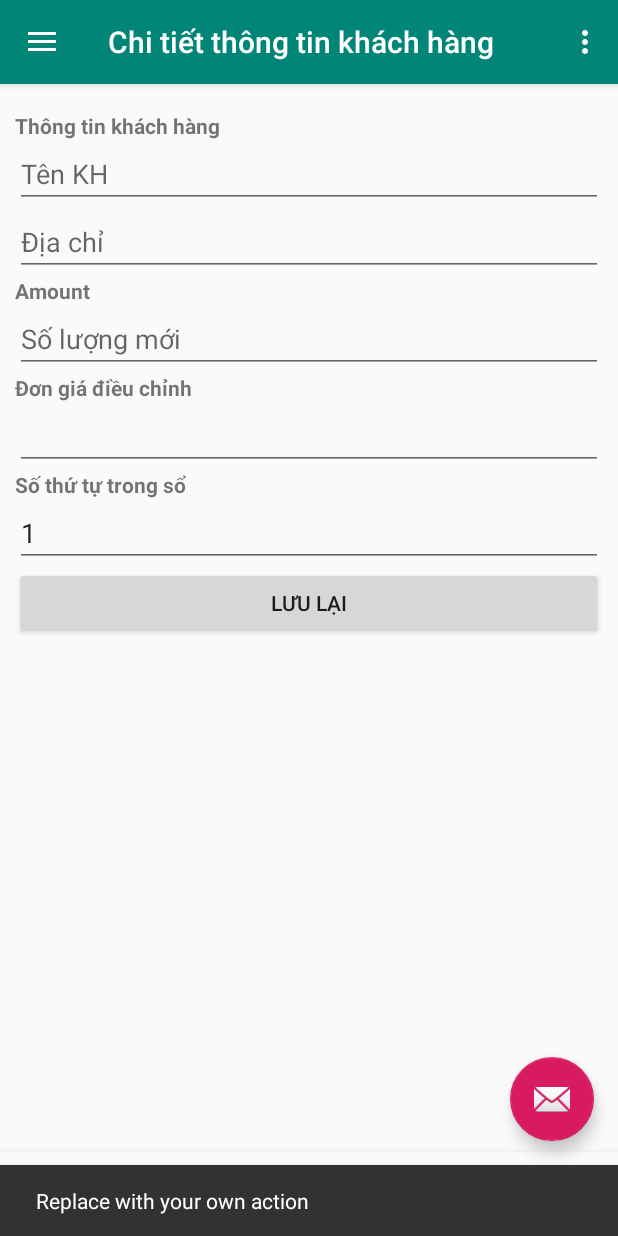
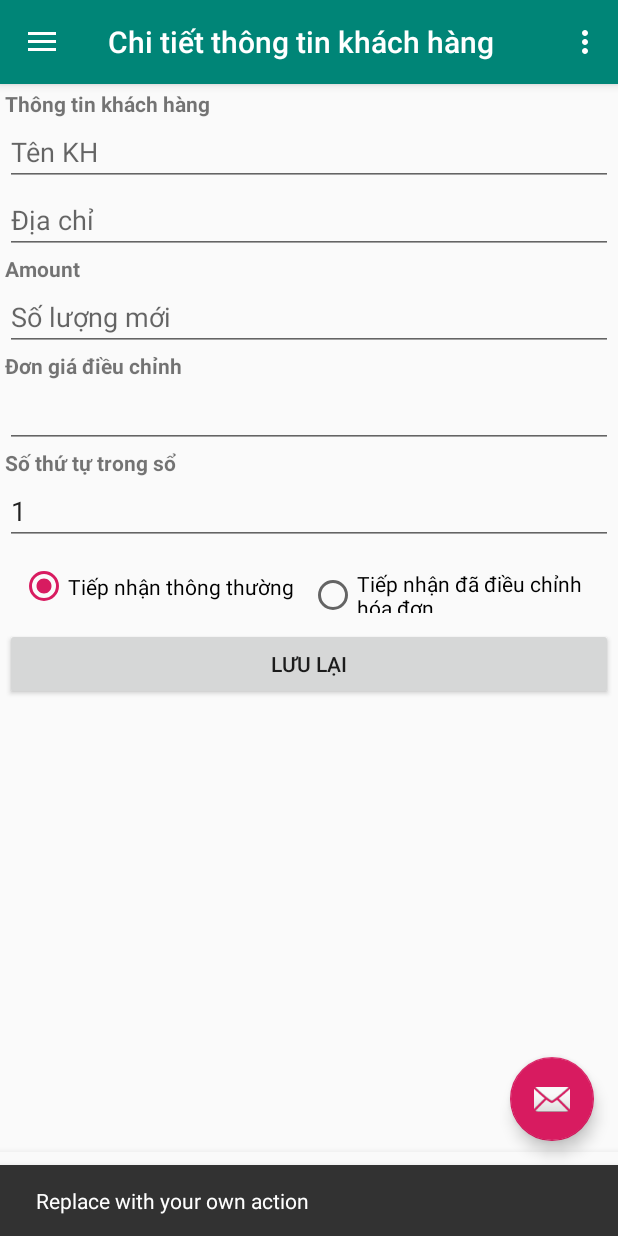
Before and after one commit to thanhvt/CCISApp, an Android app: the fragment AdjustInformationsFragment placed in its activity, after a tap on "LƯU LẠI", on a phone screen of 412 x 824 dp. Run offline under Robolectric (Android 15) with nearby library versions, the phone set to English and light mode, and no system bars; our stand-ins replace ButterKnife; 11 statements that could not run were skipped.

Commit message:
Change info

```diff
--- a/app/src/main/java/com/es/ccisapp/AdjustInformationsFragment.java
+++ b/app/src/main/java/com/es/ccisapp/AdjustInformationsFragment.java
@@ -7,25 +7,42 @@ import android.util.Log;
 import android.view.LayoutInflater;
 import android.view.View;
 import android.view.ViewGroup;
-import android.widget.TextView;
+import android.widget.EditText;
+import android.widget.RadioButton;
 import android.widget.Toast;
 
 import com.es.model.Bill_TaxInvoice;
+import com.es.model.Mobile_Adjust_Informations;
+import com.es.network.CCISDataService;
+import com.es.network.RetrofitInstance;
 
 import butterknife.BindView;
 import butterknife.ButterKnife;
 import butterknife.OnClick;
+import retrofit2.Call;
+import retrofit2.Callback;
+import retrofit2.Response;
 
 /**
  * A placeholder fragment containing a simple view.
  */
 public class AdjustInformationsFragment extends Fragment {
 
-    @BindView(R.id.txtTenKH)
-    TextView txtTenKH;
+    @BindView(R.id.edTenKH)
+    EditText edTenKH;
+    @BindView(R.id.edDC)
+    EditText edDC;
+    @BindView(R.id.edSL)
+    EditText edSL;
+    @BindView(R.id.edSTT)
+    EditText edSTT;
+    @BindView(R.id.edDonGia)
+    EditText edDonGia;
+    @BindView(R.id.rdDC)
+    RadioButton rdDC;
+    @BindView(R.id.rdTT)
+    RadioButton rdTT;
 
-    @BindView(R.id.txtDC)
-    TextView txtDC;
     // constant
     String TAG = "AdjustInformationsFragment";
 
@@ -75,8 +92,8 @@ public class AdjustInformationsFragment extends Fragment {
             taxInvoice =
                     (Bill_TaxInvoice) getArguments().getSerializable("TAX");
             Log.e(TAG, "taxInvoice: " + taxInvoice.toString());
-            txtDC.setText(taxInvoice.getTaxInvoiceAddress());
-            txtTenKH.setText(taxInvoice.getCustomerName());
+            edDC.setText(taxInvoice.getTaxInvoiceAddress());
+            edTenKH.setText(taxInvoice.getCustomerName());
 
         }
         return rootView;
@@ -84,24 +101,46 @@ public class AdjustInformationsFragment extends Fragment {
 
     @OnClick(R.id.btnAdjInformation)
     public void btnAdjInformation() {
-        Toast.makeText(getActivity(), "Lưu thông tin khách hàng thành công !", Toast.LENGTH_SHORT).show();
-//        CCISDataService apiService =
-//                RetrofitInstance.getRetrofitInstance().create(CCISDataService.class);
-//        Call<Integer> call = apiService.ThuTien((taxInvoice.getTaxInvoiceId()));
-//        call.enqueue(new Callback<Integer>() {
-//            @Override
-//            public void onResponse(Call<Integer>call, Response<Integer> response) {
-//                Integer movies = response.body();
-//                Log.d(TAG, "movies: " + movies);
-//                Toast.makeText(getActivity(), "Thu tiền khách hàng " + txtTenKH.getText() + " thành công !", Toast.LENGTH_SHORT).show();
-//            }
-//
-//            @Override
-//            public void onFailure(Call<Integer>call, Throwable t) {
-//                // Log error here since request failed
-//                Log.e(TAG, t.toString());
-//            }
-//        });
+        Mobile_Adjust_Informations m = new Mobile_Adjust_Informations();
+        m.setAmout(edSL.getText().toString());
+        m.setCustomerAdd(edDC.getText().toString());
+        m.setCustomerID(taxInvoice.getCustomerId());
+        m.setCustomerName(edTenKH.getText().toString());
+        m.setEmployeeCode("2");
+        m.setIndex(edSTT.getText().toString());
+        m.setPrice(edDonGia.getText().toString());
+        m.setType(rdTT.isChecked() ? "0" : "1");
+        m.setStatus(false);
+        m.setDepartmentId(taxInvoice.getDepartmentId());
+        Log.e("Adjust_Informations", m.toString());
+        insertData(m);
+    }
 
+    private void insertData(Mobile_Adjust_Informations devices) {
+        try {
+            CCISDataService service = RetrofitInstance.getRetrofitInstance(getContext()).create(CCISDataService.class);
+            Call<Boolean> call = service.Post(devices);
+            Log.wtf("URL Called", call.request().url() + "");
+            call.enqueue(new Callback<Boolean>() {
+                @Override
+                public void onResponse(Call<Boolean> call, Response<Boolean> response) {
+                    Boolean postCheck = response.body().booleanValue();
+                    Log.e("CHECK PUT", postCheck + "");
+                    if (postCheck) {
+                        Toast.makeText(getActivity(), "Lưu thông tin khách hàng thành công !", Toast.LENGTH_SHORT).show();
+                    } else {
+                        Toast.makeText(getActivity(), "Lưu thông tin khách hàng không thành công !", Toast.LENGTH_SHORT).show();
+                    }
+                }
+
+                @Override
+                public void onFailure(Call<Boolean> call, Throwable t) {
+                    Log.e("USERDEVICE", t.getMessage() + "");
+                }
+
+            });
+        } catch (Exception e) {
+
+        }
     }
 }
--- a/app/src/main/java/com/es/ccisapp/TaxInvoiceDetailFragment.java
+++ b/app/src/main/java/com/es/ccisapp/TaxInvoiceDetailFragment.java
@@ -36,7 +36,7 @@ public class TaxInvoiceDetailFragment extends Fragment {
     TextView txtSubTotal;
     @BindView(R.id.txtTaxCode)
     TextView txtTaxCode;
-    @BindView(R.id.txtTenKH)
+    @BindView(R.id.edTenKH)
     TextView txtTenKH;
     @BindView(R.id.txtTotal)
     TextView txtTotal;
--- a/app/src/main/java/com/es/model/Mobile_Adjust_Informations.java
+++ b/app/src/main/java/com/es/model/Mobile_Adjust_Informations.java
@@ -3,7 +3,7 @@ package com.es.model;
 import java.io.Serializable;
 
 public class Mobile_Adjust_Informations implements Serializable {
-    private String Status;
+    private boolean Status;
 
     private String Index;
 
@@ -27,11 +27,11 @@ public class Mobile_Adjust_Informations implements Serializable {
 
     private String AdjustID;
 
-    public String getStatus() {
+    public boolean getStatus() {
         return Status;
     }
 
-    public void setStatus(String Status) {
+    public void setStatus(boolean Status) {
         this.Status = Status;
     }
 
--- a/app/src/main/java/com/es/network/CCISDataService.java
+++ b/app/src/main/java/com/es/network/CCISDataService.java
@@ -6,7 +6,9 @@ import com.es.model.Mobile_Adjust_Informations;
 import java.util.List;
 
 import retrofit2.Call;
+import retrofit2.http.Body;
 import retrofit2.http.GET;
+import retrofit2.http.POST;
 import retrofit2.http.Path;
 
 public interface CCISDataService {
@@ -19,4 +21,7 @@ public interface CCISDataService {
 
     @GET("Mobile_Adjust_Informations/{id}")
     Call<List<Mobile_Adjust_Informations>> getMobile_Adjust_Informations(@Path("id") int id);
+
+    @POST("Mobile_Adjust_Informations/")
+    Call<Boolean> Post(@Body Mobile_Adjust_Informations devices);
 }
--- a/app/src/main/res/layout/fragment_adjustinformations.xml
+++ b/app/src/main/res/layout/fragment_adjustinformations.xml
@@ -3,34 +3,20 @@
     xmlns:tools="http://schemas.android.com/tools"
     android:layout_width="match_parent"
     android:layout_height="match_parent"
-    android:layout_margin="10dp"
+    android:layout_margin="3dp"
     android:gravity="top|center"
     android:orientation="vertical"
     tools:context=".AdjustInformationsFragment">
 
+    <ScrollView
+        android:layout_width="match_parent"
+        android:layout_height="wrap_content">
 
         <LinearLayout
             android:layout_width="match_parent"
             android:layout_height="wrap_content"
-        android:orientation="horizontal">
-
-    </LinearLayout>
-
-    <LinearLayout
-        android:layout_width="match_parent"
-        android:layout_height="wrap_content"
-        android:layout_margin="3px"
-        android:orientation="horizontal">
-
-    </LinearLayout>
-
-    <LinearLayout
-        android:layout_width="match_parent"
-        android:layout_height="wrap_content"
-        android:layout_margin="3px"
-        android:orientation="horizontal">
-
-    </LinearLayout>
+            android:gravity="top|center"
+            android:orientation="vertical">
 
             <TextView
                 android:id="@+id/textView41"
@@ -40,7 +26,7 @@
                 android:textStyle="bold" />
 
             <EditText
-        android:id="@+id/txtTenKH"
+                android:id="@+id/edTenKH"
                 android:layout_width="match_parent"
                 android:layout_height="wrap_content"
                 android:ems="10"
@@ -48,7 +34,7 @@
                 android:inputType="textPersonName" />
 
             <EditText
-        android:id="@+id/txtDC"
+                android:id="@+id/edDC"
                 android:layout_width="match_parent"
                 android:layout_height="wrap_content"
                 android:ems="10"
@@ -64,12 +50,12 @@
                 android:textStyle="bold" />
 
             <EditText
-        android:id="@+id/edBinancePub"
+                android:id="@+id/edSL"
                 android:layout_width="match_parent"
                 android:layout_height="wrap_content"
                 android:ems="10"
                 android:hint="Số lượng mới"
-        android:inputType="textPersonName" />
+                android:inputType="number" />
 
             <TextView
                 android:id="@+id/textView46"
@@ -79,11 +65,11 @@
                 android:textStyle="bold" />
 
             <EditText
-        android:id="@+id/edBinancePri"
+                android:id="@+id/edDonGia"
                 android:layout_width="match_parent"
                 android:layout_height="wrap_content"
                 android:ems="10"
-        android:inputType="textPersonName" />
+                android:inputType="numberDecimal" />
 
             <TextView
                 android:id="@+id/textView50"
@@ -98,13 +84,45 @@
                 android:orientation="horizontal">
 
                 <EditText
-            android:id="@+id/edBTC"
+                    android:id="@+id/edSTT"
                     android:layout_width="wrap_content"
                     android:layout_height="wrap_content"
                     android:layout_weight="1"
                     android:ems="10"
-            android:inputType="numberDecimal"
+                    android:inputType="number"
                     android:text="1" />
+            </LinearLayout>
+        </LinearLayout>
+
+    </ScrollView>
+
+    <LinearLayout
+        android:layout_width="match_parent"
+        android:layout_height="wrap_content"
+        android:orientation="horizontal">
+
+        <RadioGroup
+            android:id="@+id/rgTN"
+            android:layout_margin="10dp"
+            android:orientation="horizontal"
+            android:layout_width="match_parent"
+            android:layout_height="wrap_content">
+
+            <RadioButton
+                android:id="@+id/rdTT"
+                android:layout_width="match_parent"
+                android:layout_height="match_parent"
+                android:layout_weight="1"
+                android:checked="true"
+                android:text="Tiếp nhận thông thường" />
+
+            <RadioButton
+                android:id="@+id/rdDC"
+                android:layout_weight="1"
+                android:text="Tiếp nhận đã điều chỉnh hóa đơn"
+                android:layout_width="match_parent"
+                android:layout_height="wrap_content" />
+        </RadioGroup>
     </LinearLayout>
 
     <Button
```
Also changed, not shown: app/src/main/res/layout/fragment_taxinvoicedetail.xml (+34 -11 lines). Lines whose indentation alone changed are shown as unchanged.
